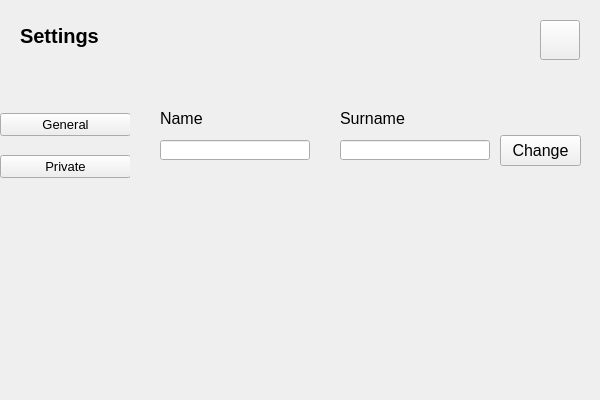
First picture: the form in LoginPanel/loginpanel.ui, repository piotrst99/LoginPanel-Qt, before the edit.
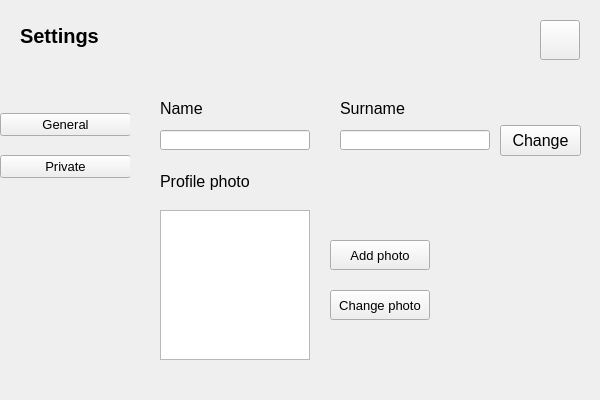
Second picture: the form after the edit. The open tabs and pages were chosen to show the change.

Diff of the .ui file:
```diff
--- a/LoginPanel/loginpanel.ui
+++ b/LoginPanel/loginpanel.ui
@@ -670,7 +670,7 @@
         <property name="geometry">
          <rect>
           <x>30</x>
-          <y>30</y>
+          <y>20</y>
           <width>50</width>
           <height>16</height>
          </rect>
@@ -688,7 +688,7 @@
         <property name="geometry">
          <rect>
           <x>30</x>
-          <y>60</y>
+          <y>50</y>
           <width>150</width>
           <height>20</height>
          </rect>
@@ -703,7 +703,7 @@
         <property name="geometry">
          <rect>
           <x>210</x>
-          <y>30</y>
+          <y>20</y>
           <width>70</width>
           <height>16</height>
          </rect>
@@ -721,7 +721,7 @@
         <property name="geometry">
          <rect>
           <x>210</x>
-          <y>60</y>
+          <y>50</y>
           <width>150</width>
           <height>20</height>
          </rect>
@@ -736,7 +736,7 @@
         <property name="geometry">
          <rect>
           <x>370</x>
-          <y>55</y>
+          <y>45</y>
           <width>81</width>
           <height>31</height>
          </rect>
@@ -750,6 +750,83 @@
          <string>Change</string>
         </property>
        </widget>
+       <widget class="QLabel" name="photoLabel">
+        <property name="geometry">
+         <rect>
+          <x>30</x>
+          <y>90</y>
+          <width>100</width>
+          <height>22</height>
+         </rect>
+        </property>
+        <property name="font">
+         <font>
+          <pointsize>12</pointsize>
+         </font>
+        </property>
+        <property name="text">
+         <string>Profile photo</string>
+        </property>
+       </widget>
+       <widget class="QGraphicsView" name="photoViewSettings">
+        <property name="geometry">
+         <rect>
+          <x>30</x>
+          <y>130</y>
+          <width>150</width>
+          <height>150</height>
+         </rect>
+        </property>
+       </widget>
+       <widget class="QPushButton" name="changeProfileButton">
+        <property name="geometry">
+         <rect>
+          <x>200</x>
+          <y>210</y>
+          <width>100</width>
+          <height>30</height>
+         </rect>
+        </property>
+        <property name="font">
+         <font>
+          <pointsize>10</pointsize>
+         </font>
+        </property>
+        <property name="text">
+         <string>Change photo</string>
+        </property>
+       </widget>
+       <widget class="QPushButton" name="addPhotoButton">
+        <property name="geometry">
+         <rect>
+          <x>200</x>
+          <y>160</y>
+          <width>100</width>
+          <height>30</height>
+         </rect>
+        </property>
+        <property name="font">
+         <font>
+          <pointsize>10</pointsize>
+         </font>
+        </property>
+        <property name="text">
+         <string>Add photo</string>
+        </property>
+       </widget>
+       <widget class="QLabel" name="profilePhotoLabel">
+        <property name="geometry">
+         <rect>
+          <x>30</x>
+          <y>130</y>
+          <width>150</width>
+          <height>150</height>
+         </rect>
+        </property>
+        <property name="text">
+         <string/>
+        </property>
+       </widget>
       </widget>
       <widget class="QWidget" name="privatePage">
        <widget class="QLineEdit" name="emailTxtSet">
```
Left out of the diff: 31 changed lines with no effect on the pictures.
